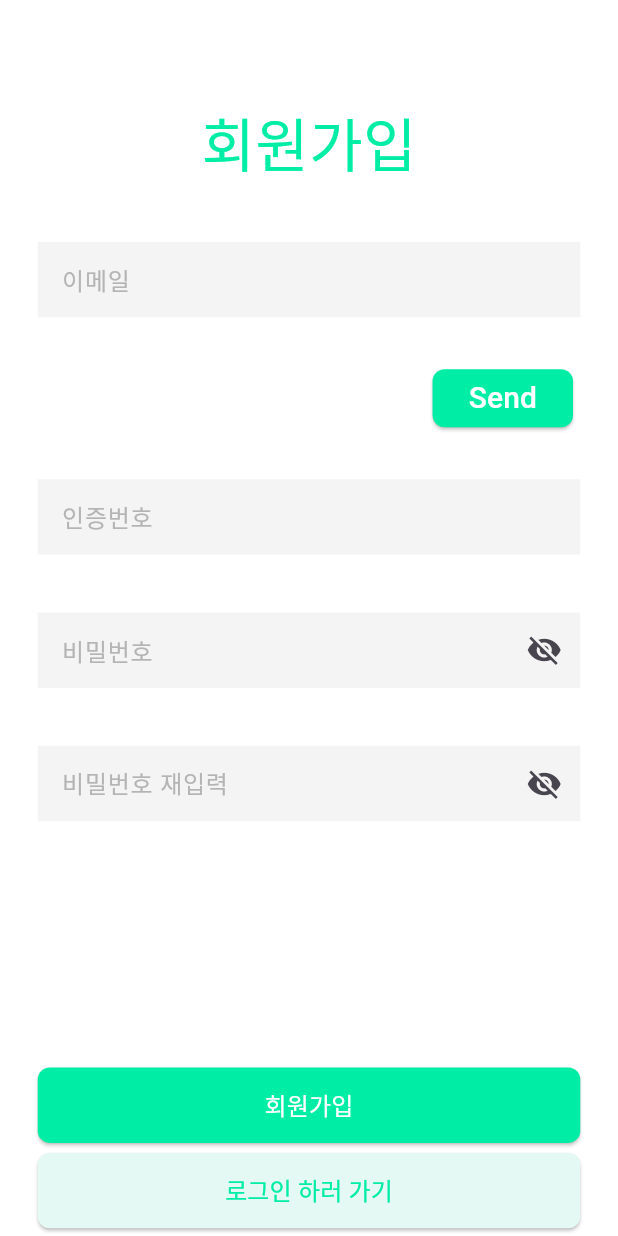
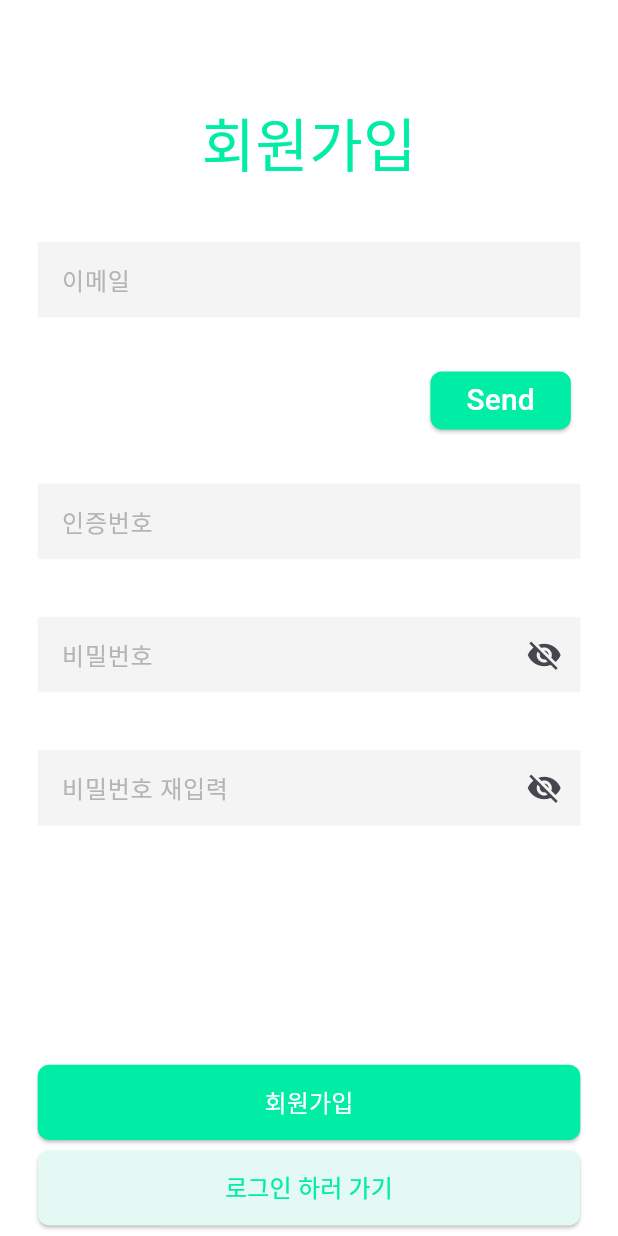
Before and after one commit to cartooncompany/homeworkMVVM, a Flutter app: the SignupScreen screen opened directly, on a phone screen of 412 x 824 dp. Run offline on Flutter 3.47's test engine with Material 3 defaults, Android fonts, the phone set to English and light mode, and no system bars; our stand-ins replace fl_chart, flutter_screenutil; Roboto replaces fonts that are missing (Pretendard).

Commit message:
screenutil 사용 및 수정

```diff
--- a/lib/view/LoginPage/signup_screen.dart
+++ b/lib/view/LoginPage/signup_screen.dart
@@ -1,5 +1,6 @@
 import 'package:flutter/cupertino.dart';
 import 'package:flutter/material.dart';
+import 'package:flutter/services.dart';
 import 'package:flutter_screenutil/flutter_screenutil.dart';
 
 import 'login_screen.dart';
@@ -127,9 +128,14 @@ class _SignupScreenState extends State<SignupScreen> {
             width: 345.w,
             height: 52.h,
             decoration: BoxDecoration(
-              borderRadius: BorderRadius.circular(8),
+              borderRadius: BorderRadius.circular(8.r),
             ),
             child: TextField(
+              inputFormatters: [
+                FilteringTextInputFormatter.allow(
+                  RegExp(r'^.+@([A-Za-z0-9-]+\\.)+[A-Za-z]{2}[A-Za-z]*$'),
+                ),
+              ],
               focusNode: _idFocusNode,
               decoration: InputDecoration(
                 border: const OutlineInputBorder(
@@ -141,7 +147,9 @@ class _SignupScreenState extends State<SignupScreen> {
                 filled: true,
                 fillColor:
                     _idBackColor ? const Color(0xffF4F4F4) : Colors.white,
-                labelStyle: const TextStyle(color: Color(0xffB4B4B4)),
+                labelStyle: const TextStyle(
+                  color: Color(0xffB4B4B4),
+                ),
                 enabledBorder: InputBorder.none,
               ),
               keyboardType: TextInputType.emailAddress,
@@ -149,7 +157,7 @@ class _SignupScreenState extends State<SignupScreen> {
             ),
           ),
           Padding(
-            padding: const EdgeInsets.all(30),
+            padding: EdgeInsets.all(30.w),
             child: Row(
               mainAxisAlignment: MainAxisAlignment.end,
               children: [
@@ -158,14 +166,18 @@ class _SignupScreenState extends State<SignupScreen> {
                       backgroundColor: const Color(0xff00EDA6),
                       minimumSize: Size(65.w, 40.h),
                       shape: RoundedRectangleBorder(
-                          borderRadius: BorderRadius.circular(8)),
+                        borderRadius: BorderRadius.circular(8.r),
+                      ),
                     ),
                     onPressed: () {
-                        print("인증코드 발송");
+                      print("인증코드 발송");
                     },
                     child: const Text(
                       "Send",
-                      style: TextStyle(fontSize: 20, color: Color(0xffFFFFFF)),
+                      style: TextStyle(
+                        fontSize: 20,
+                        color: Color(0xffFFFFFF),
+                      ),
                     )),
               ],
             ),
@@ -186,7 +198,9 @@ class _SignupScreenState extends State<SignupScreen> {
                 fillColor: _certificationNumber
                     ? const Color(0xffF4F4F4)
                     : Colors.white,
-                labelStyle: const TextStyle(color: Color(0xffB4B4B4)),
+                labelStyle: const TextStyle(
+                  color: Color(0xffB4B4B4),
+                ),
                 enabledBorder: InputBorder.none,
               ),
               controller: _checkController,
@@ -198,8 +212,16 @@ class _SignupScreenState extends State<SignupScreen> {
           Container(
             width: 345.w,
             height: 52.h,
-            decoration: BoxDecoration(borderRadius: BorderRadius.circular(8)),
+            decoration: BoxDecoration(
+              borderRadius: BorderRadius.circular(8.r),
+            ),
             child: TextField(
+              inputFormatters: [
+                FilteringTextInputFormatter.allow(
+                  RegExp(
+                      r'^(?=.*[A-Za-z])(?=.*\\d)(?=.*[!@#$%^&*()\\-_=+<>?]).{8,64}$'),
+                ),
+              ],
               focusNode: _passwordFocusNode,
               obscureText: _obscureText,
               decoration: InputDecoration(
@@ -222,7 +244,9 @@ class _SignupScreenState extends State<SignupScreen> {
                   fillColor: _passwordBackColor
                       ? const Color(0xffF4F4F4)
                       : Colors.white,
-                  labelStyle: const TextStyle(color: Color(0xffB4B4B4)),
+                  labelStyle: const TextStyle(
+                    color: Color(0xffB4B4B4),
+                  ),
                   enabledBorder: InputBorder.none),
               controller: _signPwController,
             ),
@@ -256,21 +280,23 @@ class _SignupScreenState extends State<SignupScreen> {
                 fillColor: _checkPasswordbackColor
                     ? const Color(0xffF4F4F4)
                     : Colors.white,
-                labelStyle: const TextStyle(color: Color(0xffB4B4B4)),
+                labelStyle: const TextStyle(
+                  color: Color(0xffB4B4B4),
+                ),
                 enabledBorder: InputBorder.none,
               ),
               controller: _checkPwController,
             ),
           ),
           SizedBox(
-            height: 170.h,
+            height: 165.h,
           ),
           ElevatedButton(
             style: ElevatedButton.styleFrom(
               backgroundColor: const Color(0xff00EDA6),
               minimumSize: Size(345.w, 52.h),
               shape: RoundedRectangleBorder(
-                borderRadius: BorderRadius.circular(8),
+                borderRadius: BorderRadius.circular(8.r),
               ),
             ),
             onPressed: () {
@@ -283,7 +309,10 @@ class _SignupScreenState extends State<SignupScreen> {
             },
             child: const Text(
               "회원가입",
-              style: TextStyle(fontSize: 16, color: Color(0xffFFFFFF)),
+              style: TextStyle(
+                fontSize: 16,
+                color: Color(0xffFFFFFF),
+              ),
             ),
           ),
           SizedBox(
@@ -294,7 +323,7 @@ class _SignupScreenState extends State<SignupScreen> {
                 backgroundColor: const Color(0xffE4F9F3),
                 minimumSize: Size(345.w, 52.h),
                 shape: RoundedRectangleBorder(
-                  borderRadius: BorderRadius.circular(8),
+                  borderRadius: BorderRadius.circular(8.r),
                 ),
               ),
               onPressed: () {
@@ -307,7 +336,10 @@ class _SignupScreenState extends State<SignupScreen> {
               },
               child: const Text(
                 "로그인 하러 가기",
-                style: TextStyle(fontSize: 16, color: Color(0xff00EDA6)),
+                style: TextStyle(
+                  fontSize: 16,
+                  color: Color(0xff00EDA6),
+                ),
               )),
           SizedBox(
             height: 10.h,
```
